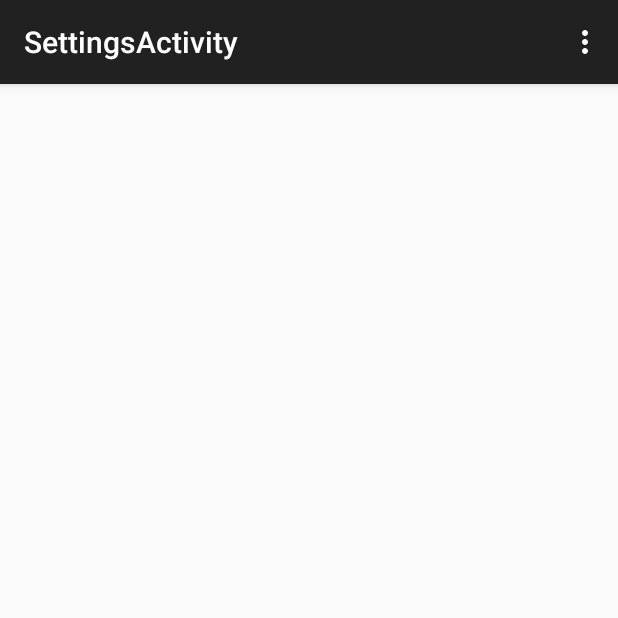
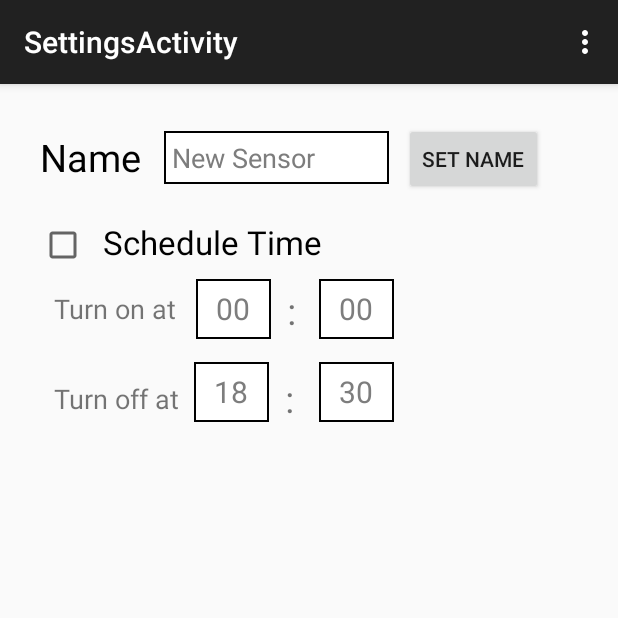
Before and after one commit to Lonswaya/CS307-MailBox-Sensor, an Android app: the SettingsActivity screen opened directly, with no data from a screen before it, on a phone screen of 412 x 824 dp, the top half of it. Run offline under Robolectric (Android 15) with nearby library versions, the phone set to English and light mode, and no system bars.

Commit message:
Halfway through Settings activity

```diff
--- a/src/AutoAwareApp/app/src/main/res/layout/activity_settings.xml
+++ b/src/AutoAwareApp/app/src/main/res/layout/activity_settings.xml
@@ -41,10 +41,153 @@
 
             <Button
                 android:id="@+id/set_name_button"
+                android:layout_width="wrap_content"
+                android:layout_height="wrap_content"
                 android:layout_marginTop="10dp"
                 android:layout_marginLeft="10dp"
                 android:layout_toRightOf="@id/set_name_text"
+                android:text="Set Name"
                 />
+
+
+            <CheckBox
+                android:id="@+id/timer_check_box"
+                android:padding="5dp"
+                android:layout_width="wrap_content"
+                android:layout_height="wrap_content"
+                android:layout_below="@id/settings_name_tag"
+                android:layout_marginTop="20dp"
+                android:layout_marginLeft="10dp"
+                />
+
+            <TextView
+                android:id="@+id/checkbox_tag"
+                android:layout_width="wrap_content"
+                android:layout_height="wrap_content"
+                android:layout_below="@id/set_name_text"
+                android:layout_toRightOf="@id/timer_check_box"
+                android:layout_marginTop="24dp"
+                android:text="Schedule Time"
+                android:textSize="22dp"
+                android:textColor="#000000"
+                />
+
+            //Start time
+
+            <TextView
+                android:id="@+id/start_time_tag"
+                android:layout_width="wrap_content"
+                android:layout_height="wrap_content"
+                android:layout_below="@id/checkbox_tag"
+                android:layout_marginLeft="20dp"
+                android:layout_marginTop="17dp"
+                android:text="Turn on at"
+                android:textSize="18dp" />
+
+            <EditText
+                android:id="@+id/start_time_hour"
+                android:layout_width="50dp"
+                android:layout_height="40dp"
+                android:padding="5dp"
+                android:layout_below="@id/checkbox_tag"
+                android:layout_toRightOf="@id/start_time_tag"
+                android:layout_marginTop="10dp"
+                android:layout_marginLeft="13dp"
+                android:hint="@string/start_time_hour"
+                android:background="@drawable/edittext_bg"
+                android:textColorHint="#7d7d7d"
+                android:gravity="center"
+                android:textSize="20dp"
+                />
+
+            <TextView
+                android:id="@+id/hour_minute_separator_tag"
+                android:layout_width="wrap_content"
+                android:layout_height="wrap_content"
+                android:layout_toRightOf="@id/start_time_hour"
+                android:layout_below="@id/checkbox_tag"
+                android:padding="5dp"
+                android:layout_marginTop="8dp"
+                android:layout_marginLeft="5dp"
+                android:text="@string/colon"
+                android:textSize="25dp"
+                />
+
+            <EditText
+                android:id="@+id/start_time_minute"
+                android:layout_width="50dp"
+                android:layout_height="40dp"
+                android:padding="5dp"
+                android:layout_below="@id/checkbox_tag"
+                android:layout_toRightOf="@id/hour_minute_separator_tag"
+                android:layout_marginTop="10dp"
+                android:layout_marginLeft="10dp"
+                android:hint="@string/start_time_minute"
+                android:background="@drawable/edittext_bg"
+                android:textColorHint="#7d7d7d"
+                android:gravity="center"
+                android:textSize="20dp"
+                />
+
+
+
+            //End time
+
+            <TextView
+                android:id="@+id/end_time_tag"
+                android:layout_width="wrap_content"
+                android:layout_height="wrap_content"
+                android:layout_below="@id/start_time_tag"
+                android:layout_marginLeft="20dp"
+                android:layout_marginTop="35dp"
+                android:text="Turn off at"
+                android:textSize="18dp" />
+
+            <EditText
+                android:id="@+id/end_time_hour"
+                android:layout_width="50dp"
+                android:layout_height="40dp"
+                android:padding="5dp"
+                android:layout_below="@id/start_time_hour"
+                android:layout_toRightOf="@id/end_time_tag"
+                android:layout_marginTop="15dp"
+                android:layout_marginLeft="10dp"
+                android:hint="@string/end_time_hour"
+                android:background="@drawable/edittext_bg"
+                android:textColorHint="#7d7d7d"
+                android:gravity="center"
+                android:textSize="20dp"
+                />
+
+            <TextView
+                android:layout_width="wrap_content"
+                android:layout_height="wrap_content"
+                android:layout_toRightOf="@id/end_time_hour"
+                android:layout_below="@id/hour_minute_separator_tag"
+                android:padding="5dp"
+                android:layout_marginTop="13dp"
+                android:layout_marginLeft="5dp"
+                android:text="@string/colon"
+                android:textSize="25dp"
+                />
+
+            <EditText
+                android:id="@+id/end_time_minute"
+                android:layout_width="50dp"
+                android:layout_height="40dp"
+                android:padding="5dp"
+                android:layout_below="@id/start_time_minute"
+                android:layout_toRightOf="@id/hour_minute_separator_tag"
+                android:layout_marginTop="15dp"
+                android:layout_marginLeft="10dp"
+                android:hint="@string/end_time_minute"
+                android:background="@drawable/edittext_bg"
+                android:textColorHint="#7d7d7d"
+                android:gravity="center"
+                android:textSize="20dp"
+                />
+
+
 
         </RelativeLayout>
     </ScrollView>
--- a/src/AutoAwareApp/app/src/main/res/values/strings.xml
+++ b/src/AutoAwareApp/app/src/main/res/values/strings.xml
@@ -3,11 +3,16 @@
     <string name="title_activity_main">Sensors</string>
 
     <string name="hello_world">Hello world!</string>
+    <string name="title_activity_setting">SettingActivity</string>
+    <string name="title_activity_settings">SettingsActivity</string>
     <string name="sensor_name">Sensor Name</string>
     <string name="button1_string">Configure</string>
     <string name="button2_string">Enable</string>
     <string name="sensor_name_hint">New Sensor</string>
     <string name="action_settings">Settings</string>
-    <string name="title_activity_setting">SettingActivity</string>
-    <string name="title_activity_settings">SettingsActivity</string>
+    <string name="start_time_hour">00</string>
+    <string name="colon">:</string>
+    <string name="start_time_minute">00</string>
+    <string name="end_time_hour">18</string>
+    <string name="end_time_minute">30</string>
 </resources>
```
